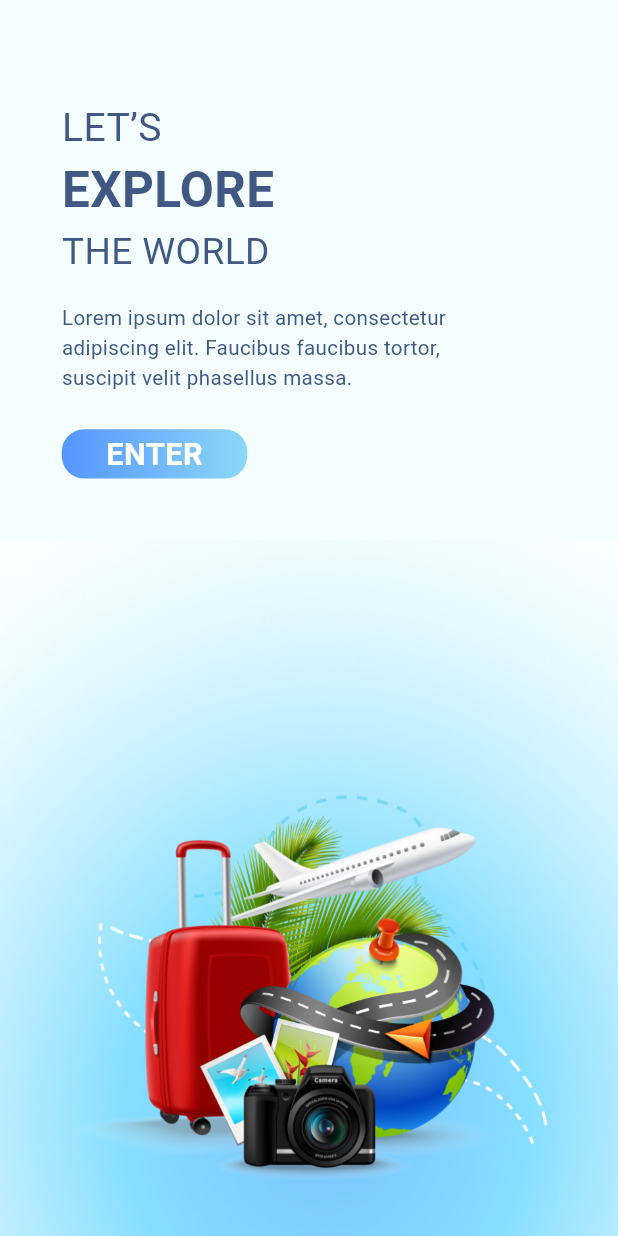
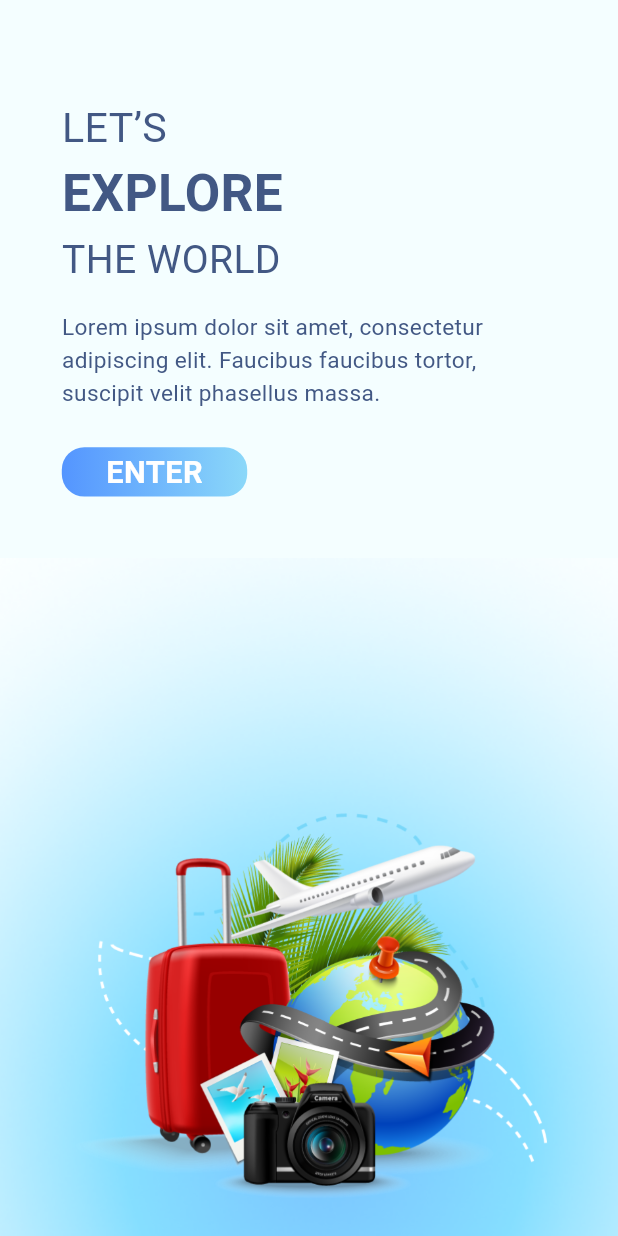
Before and after one commit to princymiracle/travelapp, a Flutter app: the screen it shows after launch, on a phone screen of 412 x 824 dp. Run offline on Flutter 3.47's test engine with Material 3 defaults, Android fonts, the phone set to English and light mode, and no system bars; our stand-ins replace bubble_tab_indicator, email_validator, get, sizer, table_calendar; missing offline and left inert: razorpay_flutter.

Commit message:
init commit

```diff
--- a/lib/BottamNavigationbar/HomePage/BookTicketPage/TrainPage.dart
+++ b/lib/BottamNavigationbar/HomePage/BookTicketPage/TrainPage.dart
@@ -350,7 +350,7 @@ class TrainPage extends StatelessWidget {
                   ])),
               child: Center(
                   child: Text(
-                    AppString.searchf,
+                    AppString.searchtrain,
                     style: CustomStyles.textStyle(
                         fontWeight: FontWeight.bold,
                         fontSize: 15.sp,
--- a/lib/Constant/AppString.dart
+++ b/lib/Constant/AppString.dart
@@ -38,6 +38,7 @@ class AppString{
    static const first     = "First";
    static const pax     = "Pax";
    static const searchf    = "SEARCH FLIGHT ";
+   static const searchtrain    = "SEARCH TRAIN ";
    static const  business   = "Business";
    static const Premium1    = "Premium Economy";
    static const business1    = "Business/First ";
--- a/lib/Screen/SplashScreen.dart
+++ b/lib/Screen/SplashScreen.dart
@@ -1,16 +1,13 @@
 import 'package:flutter/cupertino.dart';
 import 'package:flutter/material.dart';
-
 import 'package:get/get.dart';
 import 'package:sizer/sizer.dart';
 import 'package:travelapp/CustomElements/elements/CustomColor.dart';
 import 'package:travelapp/CustomElements/elements/CustomContiner.dart';
 import 'package:travelapp/CustomElements/elements/CustomStyle.dart';
-
 import 'package:travelapp/constant/ImagePath.dart';
 import 'package:travelapp/route/routes.dart';
 import '../Constant/AppString.dart';
-
 
 class SplashScreen extends StatelessWidget {
   const SplashScreen({super.key});
@@ -31,40 +28,40 @@ class SplashScreen extends StatelessWidget {
                   children: [
                     Text(AppString.Lets,
                       style: CustomStyles.textStyle(
-                        fontSize: 19.sp,
+                        fontSize: 20.sp,
                         fontColor: CustomColors.spltext,
                       ),
                     ),
                     // SizedBox(height: 1.h,),
                     Text(AppString.Explore,
                       style: CustomStyles.textStyle(
-                        fontSize: 24.sp,
+                        fontSize: 25.sp,
                         fontColor: CustomColors.spltext,
                         fontWeight: FontWeight.bold,
                       ),
                     ),
                     Text(AppString.TheWorld,
                       style: CustomStyles.textStyle(
-                        fontSize: 18.sp,
+                        fontSize: 19.sp,
                         fontColor: CustomColors.spltext,
                       ),
                     ),
                     SizedBox(height: 2.h,),
                     Text(AppString.lorem,
                       style: CustomStyles.textStyle(
-                        fontSize: 10.sp,
+                        fontSize: 11.sp,
                         fontColor: CustomColors.spltext,
                       ),
                     ),
                     Text(AppString.elit,
                       style: CustomStyles.textStyle(
-                        fontSize: 10.sp,
+                        fontSize: 11.sp,
                         fontColor: CustomColors.spltext,
                       ),
                     ),
                     Text(AppString.massa,
                       style: CustomStyles.textStyle(
-                        fontSize: 10.sp,
+                        fontSize: 11.sp,
                         fontColor: CustomColors.spltext,
                       ),
                     ),
```
Also changed, not shown: lib/BottamNavigationbar/ProfilePage/ProfilePage.dart (+1 -6 lines), lib/BottamNavigationbar/bottomnavigationbar.dart (+5 -9 lines).
